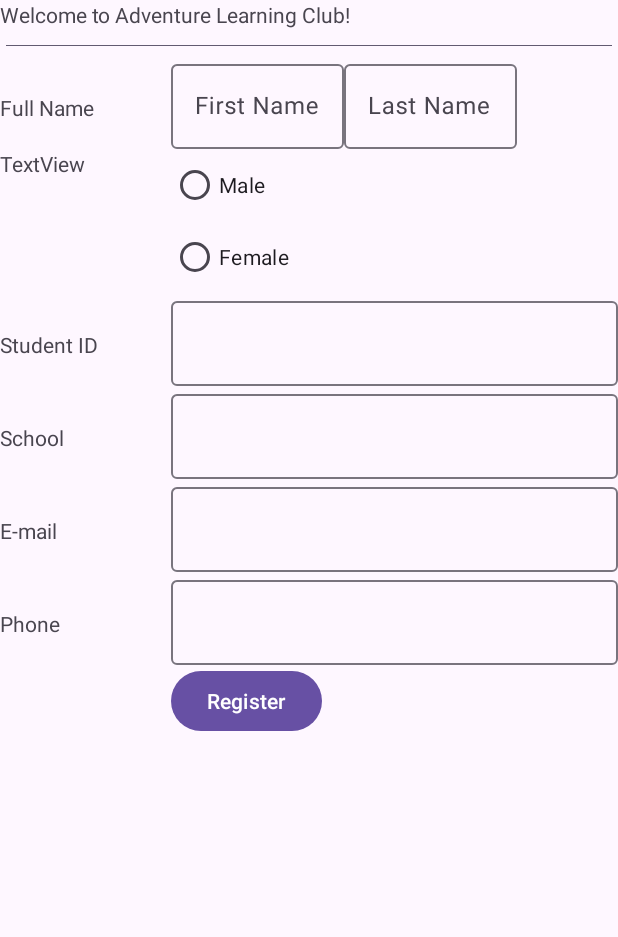
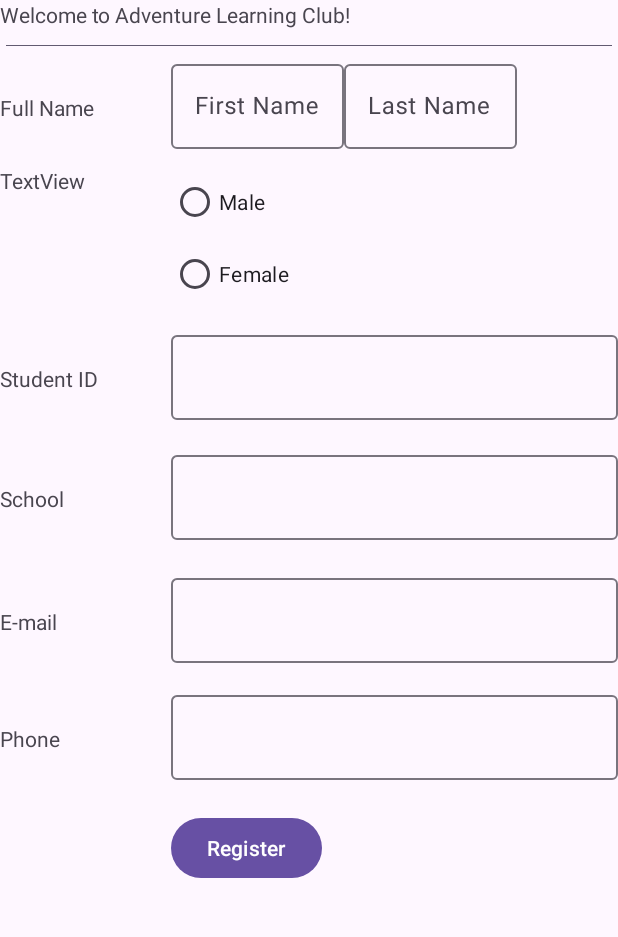
Before and after one commit to elvinacheong/RegistrationApp, an Android app: the screen it shows after launch (MainActivity), on a phone screen of 412 x 824 dp, the part 44-981 px from its top. Run offline under Robolectric (Android 15) with nearby library versions, the phone set to English and light mode, and no system bars.

Commit message:
Edited version

```diff
--- a/app/src/main/res/layout/activity_main.xml
+++ b/app/src/main/res/layout/activity_main.xml
@@ -26,7 +26,7 @@
 
     <LinearLayout
         android:layout_width="match_parent"
-        android:layout_height="wrap_content"
+        android:layout_height="73dp"
         android:orientation="horizontal">
 
         <TextView
@@ -58,7 +58,7 @@
 
     <LinearLayout
         android:layout_width="match_parent"
-        android:layout_height="wrap_content"
+        android:layout_height="107dp"
         android:orientation="horizontal">
 
         <TextView
@@ -87,7 +87,7 @@
 
     <LinearLayout
         android:layout_width="match_parent"
-        android:layout_height="wrap_content"
+        android:layout_height="80dp"
         android:orientation="horizontal">
 
         <TextView
@@ -110,7 +110,7 @@
 
     <LinearLayout
         android:layout_width="match_parent"
-        android:layout_height="wrap_content"
+        android:layout_height="82dp"
         android:orientation="horizontal">
 
         <TextView
@@ -132,7 +132,7 @@
 
     <LinearLayout
         android:layout_width="match_parent"
-        android:layout_height="wrap_content"
+        android:layout_height="78dp"
         android:orientation="horizontal">
 
         <TextView
@@ -155,7 +155,7 @@
 
     <LinearLayout
         android:layout_width="match_parent"
-        android:layout_height="wrap_content"
+        android:layout_height="83dp"
         android:orientation="horizontal">
 
         <TextView
```
